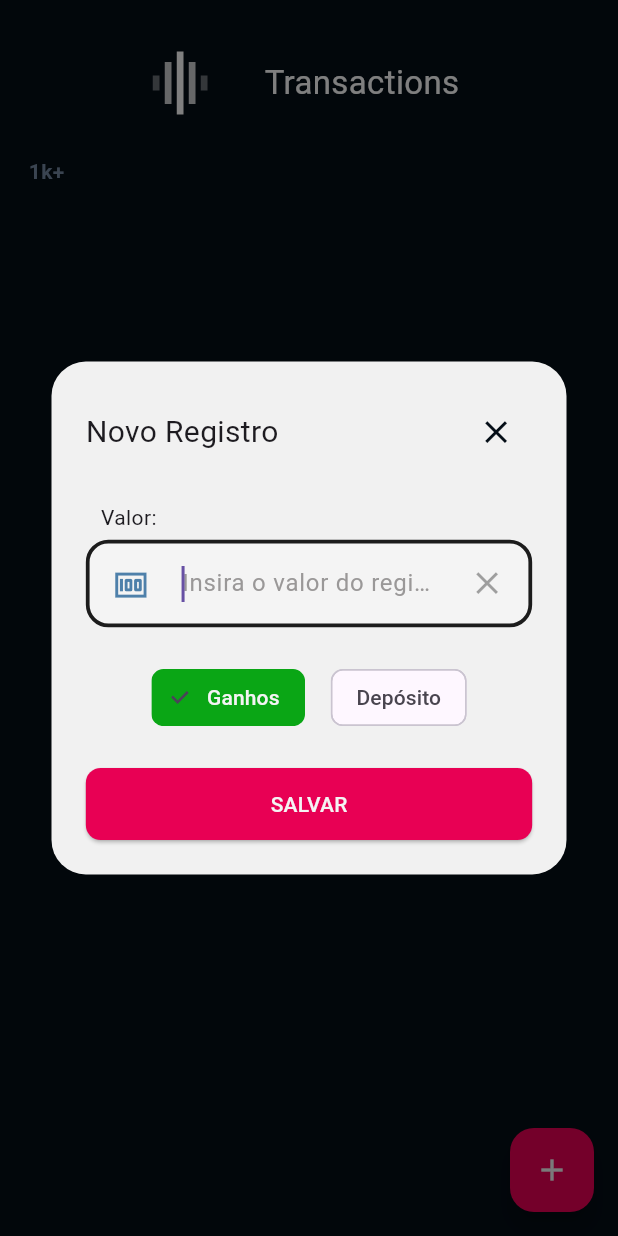
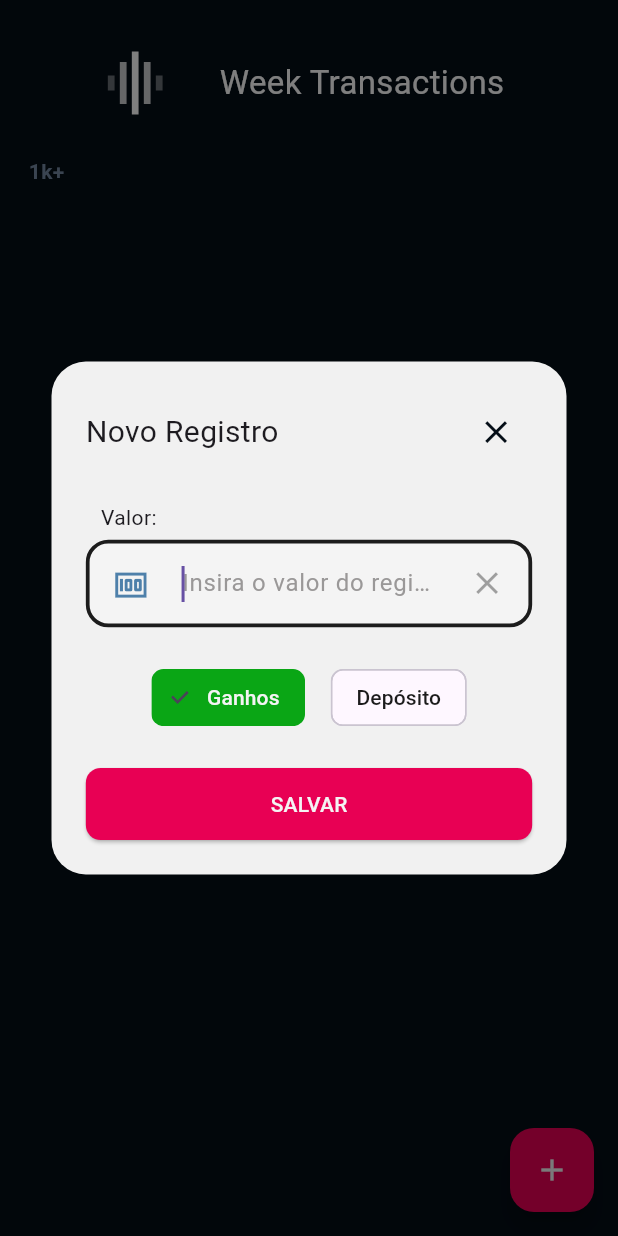
Before and after one commit to EnricoGollner/BetManager, a Flutter app: the screen it shows after launch, after a tap on the "add" icon, on a phone screen of 412 x 824 dp. Run offline on Flutter 3.47's test engine with Material 3 defaults, Android fonts, the phone set to English and light mode, and no system bars; drawn by our look-alikes of fl_chart; our stand-ins replace audioplayers, equatable, shimmer, sizer, sqflite; accounts and stored records are empty.

Commit message:
fixing day chart

```diff
--- a/lib/controllers/transaction_controller.dart
+++ b/lib/controllers/transaction_controller.dart
@@ -21,7 +21,8 @@ class TransactionController extends ChangeNotifier {
       code: 1,
       amount: value,
       type: type,
-      date: DateTime.now(),
+      // date: DateTime.now(), //TODO - DESCOMENTAR
+      date: DateTime(2024, 7, 28),  //TESTE DE REGISTRO DIA DA SEMANA
     );
     transactions.add(newTransaction);
 
--- a/lib/screens/main_screen.dart
+++ b/lib/screens/main_screen.dart
@@ -134,7 +134,7 @@ class _MainScreenState extends State<MainScreen> {
         _makeTransactionsIcon(),
         const SizedBox(width: 38),
         const Text(
-          'Transactions',
+          'Week Transactions',
           style: TextStyle(color: Colors.white, fontSize: 22),
         ),
         const SizedBox(width: 4),
--- a/lib/screens/widgets/register_form.dart
+++ b/lib/screens/widgets/register_form.dart
@@ -1,5 +1,6 @@
 import 'package:bet_manager_app/core/theme/colors.dart';
 import 'package:bet_manager_app/core/theme/ui_responsivity.dart';
+import 'package:bet_manager_app/core/utils/validator.dart';
 import 'package:bet_manager_app/screens/widgets/custom_icon.dart';
 import 'package:bet_manager_app/screens/widgets/custom_primary_button.dart';
 import 'package:bet_manager_app/screens/widgets/custom_text_field.dart';
@@ -79,6 +80,7 @@ class _RegisterFormState extends State<RegisterForm> {
                                       child: CustomTextField(
                                           autofocus: true,
                                           controller: ctrlAmount,
+                                          validatorFunction: (text) => Validator.isRequired(text, fieldLabel: 'Valor'),
                                           keyboardType: const TextInputType.numberWithOptions(decimal: true),
                                           prefixIcon: Icons.money,
                                           label: 'Valor:',
@@ -107,7 +109,7 @@ class _RegisterFormState extends State<RegisterForm> {
                                             ChoiceChip(
                                               selected: !isIncome,
                                               selectedColor: primaryColor,
-                                              label: const Text('Depósito'),
+                                              label: Text('Depósito', style: TextStyle(color: !isIncome ? bodyTextColor3 : bodyTextColor5),),
                                               onSelected: (newValue) {
                                                 setState(() {
                                                   if (!isIncome) return;
--- a/lib/screens/widgets/week_transaction_chart.dart
+++ b/lib/screens/widgets/week_transaction_chart.dart
@@ -181,7 +181,7 @@ class _WeekTransactionChartState extends State<WeekTransactionChart> {
 
   List<BarChartGroupData> _buildChartGroups() {
     return List.generate(7, (index) {
-      final DateTime weekDay = DateTime.now().subtract(Duration(days: index)); // Today's date subtracting in each iteration
+      final DateTime weekDay = DateTime.now().add(Duration(days: index)); // Today's date subtracting in each iteration
       double earned = 0.0;
       double spent = 0.0;
 
```
Also changed, not shown: lib/core/utils/validator.dart (+8 -1 lines), lib/screens/widgets/custom_transaction_card.dart (+15 -8 lines).
